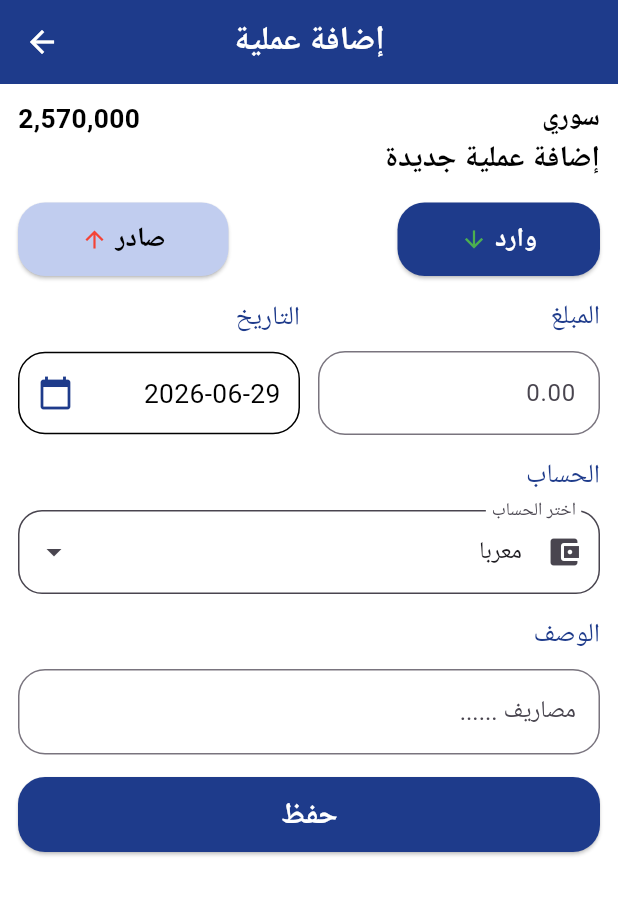
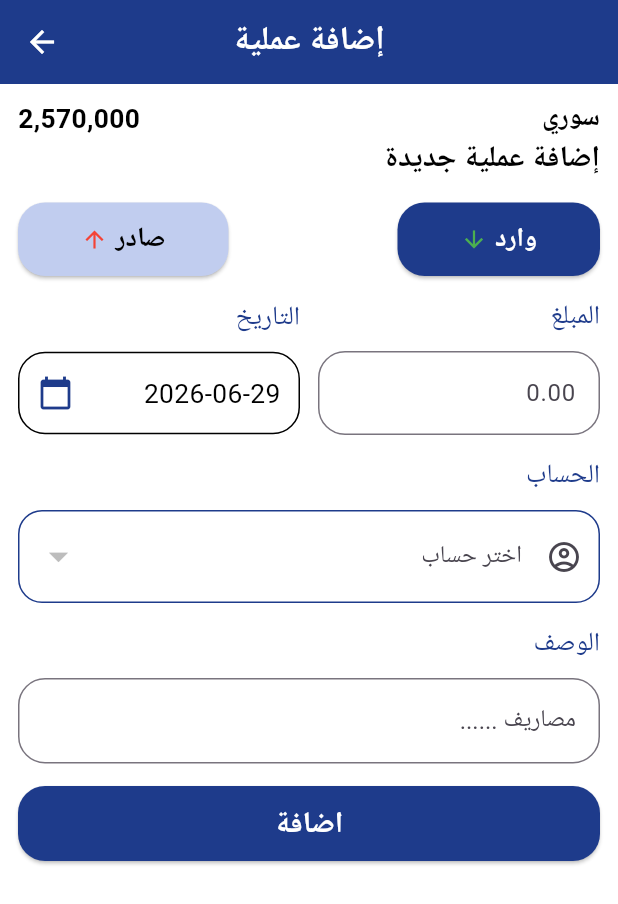
Before and after one commit to salimo2002/My_Cash_Box_App, a Flutter app: the AddTransactionView screen opened directly, on a phone screen of 412 x 824 dp. Shown: the top 904 px of the screen. Run offline on Flutter 3.47's test engine with Material 3 defaults, Android fonts, the phone set to English and light mode, and no system bars; drawn by our look-alikes of dropdown_search.

Commit message:
Create AddTransactionView

```diff
--- a/lib/views/add_transaction_view.dart
+++ b/lib/views/add_transaction_view.dart
@@ -22,6 +22,7 @@ class _AddTransactionViewState extends State<AddTransactionView> {
   );
   TextEditingController initialAccount = TextEditingController(text: 'معربا');
   GlobalKey<FormState> formKey = GlobalKey<FormState>();
+  List<String> accounts = [];
   @override
   Widget build(BuildContext context) {
     return Scaffold(
@@ -92,15 +93,9 @@ class _AddTransactionViewState extends State<AddTransactionView> {
                 ),
                 SizedBox(height: 10),
                 CustomDropDown(
-                  initValue: 'معربا',
+                  hintText: 'اختر حساب',
                   onSelected: (value) {},
-                  accounts: [
-                    'معربا',
-                    'الحرس',
-                    'الرابعة',
-                    'الاليات',
-                    'الغربيات',
-                  ],
+                  accounts: accounts,
                 ),
                 SizedBox(height: 15),
                 Text(
@@ -124,7 +119,7 @@ class _AddTransactionViewState extends State<AddTransactionView> {
                   },
                 ),
                 SizedBox(height: 15),
-                SaveButton(title: 'حفظ', onTap: () {}),
+                SaveButton(title: 'اضافة', onTap: () {}),
               ],
             ),
           ),
--- a/lib/widgets/custom_drop_down.dart
+++ b/lib/widgets/custom_drop_down.dart
@@ -1,57 +1,69 @@
 import 'package:cash_box/style/app_color.dart';
-import 'package:dropdown_search/dropdown_search.dart';
+import 'package:cash_box/style/app_font.dart';
+import 'package:cash_box/utils/show_snack_bar.dart';
 import 'package:flutter/material.dart';
 
 class CustomDropDown extends StatelessWidget {
   const CustomDropDown({
     super.key,
     required this.accounts,
-    required this.initValue,
     this.onSelected,
+    this.hintText = "اختر الحساب",
   });
 
   final List<String> accounts;
-  final String initValue;
   final void Function(String?)? onSelected;
+  final String hintText;
 
   @override
   Widget build(BuildContext context) {
-    return Directionality(
-      textDirection: TextDirection.rtl,
-      child: DropdownSearch<String>(
-        selectedItem: initValue,
-        items: (filter, loadProps) => accounts,
-        onSelected: onSelected,
-        popupProps: PopupProps.bottomSheet(
-          showSearchBox: true,
-          bottomSheetProps: const BottomSheetProps(
-            backgroundColor: AppColor.dropColor,
-            elevation: 10,
-          ),
-          searchFieldProps: TextFieldProps(
-            decoration: InputDecoration(
-              hintText: "ابحث عن الحساب...",
-              prefixIcon: const Icon(Icons.search),
-              filled: true,
-              fillColor: Colors.grey.shade100,
-              border: OutlineInputBorder(
-                borderRadius: BorderRadius.circular(14),
-                borderSide: BorderSide.none,
-              ),
-            ),
-          ),
-        ),
-        decoratorProps: DropDownDecoratorProps(
+    return InkWell(
+      onTap: () {
+        if (accounts.isEmpty) {
+          showSnackBar(context: context, title: 'قم بانشاء حساب');
+        }
+      },
+      child: Directionality(
+        textDirection: TextDirection.rtl,
+        child: DropdownButtonFormField<String>(
           decoration: InputDecoration(
-            labelText: "اختر الحساب",
-            prefixIcon: const Icon(Icons.account_balance_wallet),
+            labelText: hintText,
+            prefixIcon: const Icon(Icons.account_circle_outlined),
             filled: true,
             fillColor: AppColor.backGroundColor,
             border: OutlineInputBorder(
               borderRadius: BorderRadius.circular(16),
               borderSide: BorderSide(color: AppColor.primaryColor),
             ),
+            enabledBorder: OutlineInputBorder(
+              borderRadius: BorderRadius.circular(16),
+              borderSide: BorderSide(color: AppColor.primaryColor),
+            ),
+            focusedBorder: OutlineInputBorder(
+              borderRadius: BorderRadius.circular(16),
+              borderSide: BorderSide(color: AppColor.primaryColor, width: 2),
+            ),
           ),
+          items: accounts.map((account) {
+            return DropdownMenuItem<String>(
+              value: account,
+              child: Text(account, style: const TextStyle(fontSize: 16)),
+            );
+          }).toList(),
+          onChanged: onSelected,
+          isExpanded: true,
+          icon: const Icon(Icons.arrow_drop_down),
+          iconSize: 30,
+          elevation: 8,
+          style: const TextStyle(fontSize: 16, color: Colors.black),
+          dropdownColor: AppColor.dropColor,
+          borderRadius: BorderRadius.circular(14),
+          validator: (value) {
+            if (value == null || value.isEmpty) {
+              return 'الرجاء اختيار حساب';
+            }
+            return null;
+          },
         ),
       ),
     );
--- a/pubspec.yaml
+++ b/pubspec.yaml
@@ -36,6 +36,7 @@ dependencies:
   cupertino_icons: ^1.0.8
   intl: ^0.20.2
   dropdown_search: ^7.0.0
+  flutter_typeahead: ^6.0.0
 
 dev_dependencies:
   flutter_test:
```
Also changed, not shown: lib/utils/show_snack_bar.dart (added, +21 -0 lines), pubspec.lock.
